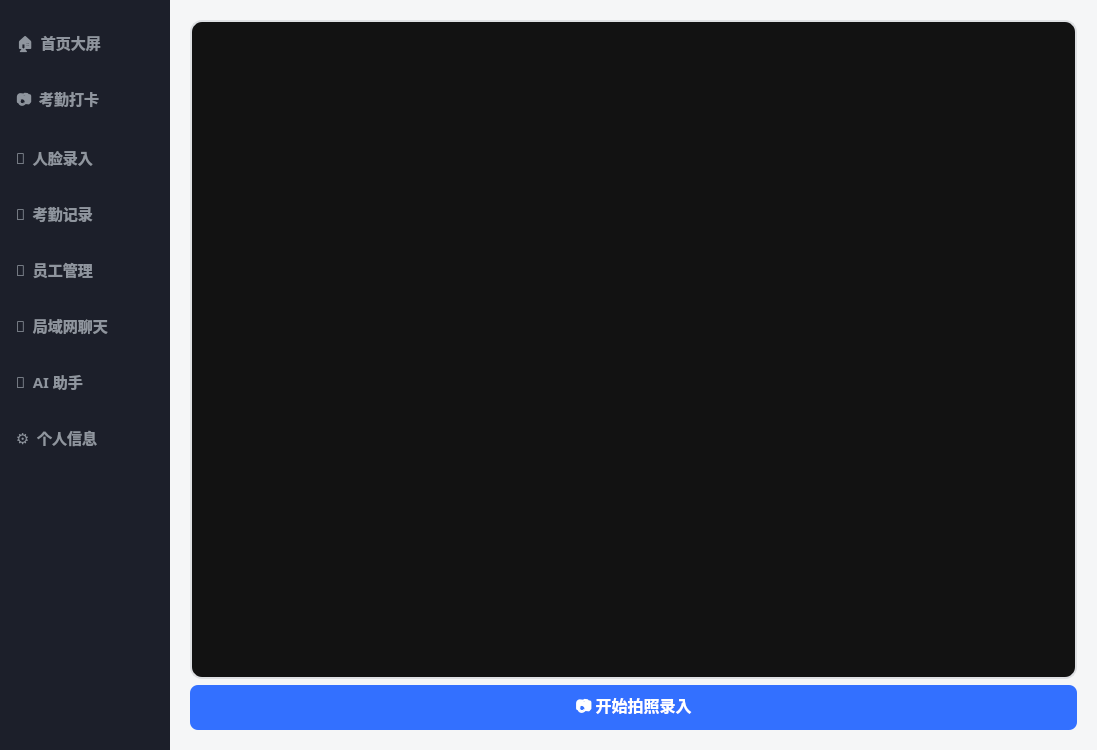
Old version of the form AttendanceClient/MainWidget.ui in the repository cai-0312/FaceAttendanceSystem.
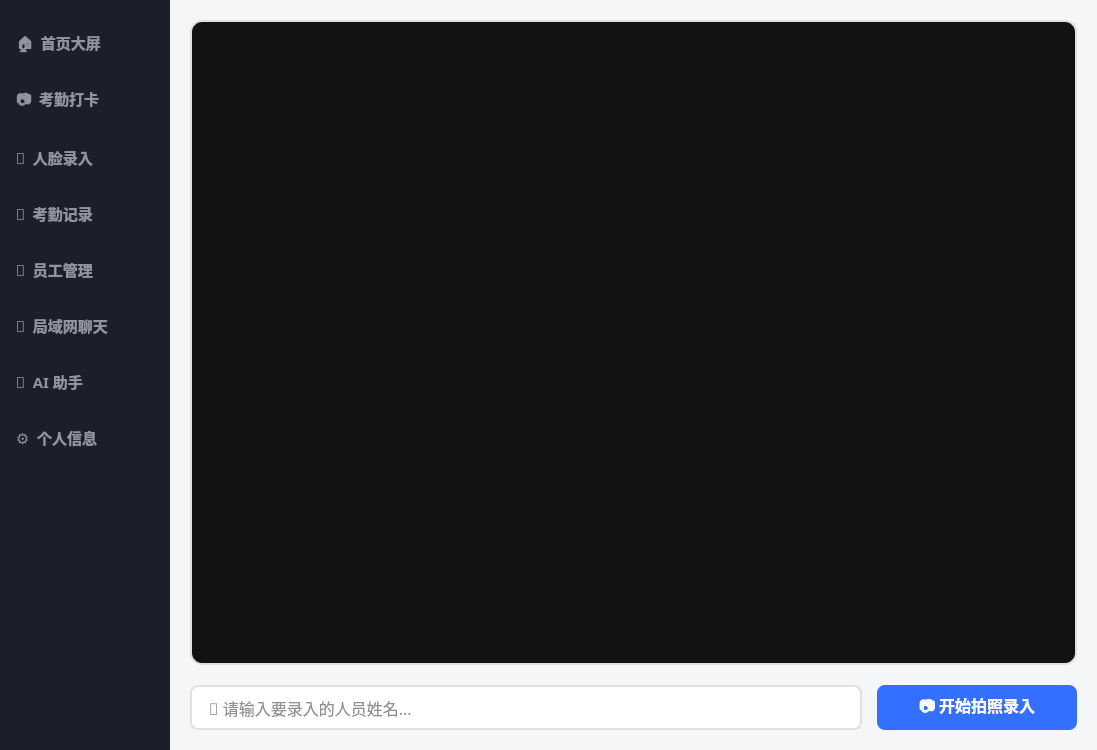
New version of the form. The open tabs and pages were chosen to show the change.

The edit to the form file:
```diff
--- a/AttendanceClient/MainWidget.ui
+++ b/AttendanceClient/MainWidget.ui
@@ -521,6 +521,9 @@
 							<property name="margin" stdset="0">
 								<number>20</number>
 							</property>
+							<property name="spacing">
+								<number>20</number>
+							</property>
 							<item>
 								<widget class="QLabel" name="label_Camera_Register">
 									<property name="sizePolicy">
@@ -544,10 +547,37 @@
 								</widget>
 							</item>
 							<item>
+								<layout class="QHBoxLayout" name="hL_RegisterControls">
+									<property name="spacing">
+										<number>15</number>
+									</property>
+									<item>
+										<widget class="QLineEdit" name="lineEdit_RegisterName">
+											<property name="minimumSize">
+												<size>
+													<width>0</width>
+													<height>45</height>
+												</size>
+											</property>
+											<property name="font">
+												<font>
+													<family>Microsoft YaHei</family>
+													<pointsize>12</pointsize>
+												</font>
+											</property>
+											<property name="styleSheet">
+												<string notr="true">QLineEdit { border: 2px solid #DEE0E3; border-radius: 8px; padding-left: 15px; color: #1F2329; } QLineEdit:focus { border: 2px solid #3370FF; }</string>
+											</property>
+											<property name="placeholderText">
+												<string>📝 请输入要录入的人员姓名...</string>
+											</property>
+										</widget>
+									</item>
+									<item>
 								<widget class="QPushButton" name="btn_Register">
 									<property name="minimumSize">
 										<size>
-											<width>0</width>
+													<width>200</width>
 											<height>45</height>
 										</size>
 									</property>
@@ -567,6 +597,8 @@
 								</widget>
 							</item>
 						</layout>
+							</item>
+						</layout>
 					</widget>
 					<widget class="QWidget" name="page_Records">
 						<layout class="QVBoxLayout" name="vL_Rec">
```
Left out of the diff: 7 changed lines with no effect on the pictures. Lines whose indentation alone changed are shown as unchanged.
